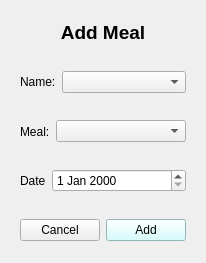
The window that home_ims/src/view/ui/popup/add_meal.ui (isaac-ucalgary/CPSC471_Fall2024_GroupProject) describes before a commit, drawn with Qt 5.
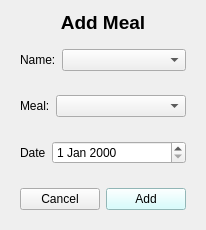
The same window after the commit.

```diff
--- a/home_ims/src/view/ui/popup/add_meal.ui
+++ b/home_ims/src/view/ui/popup/add_meal.ui
@@ -7,7 +7,7 @@
     <x>0</x>
     <y>0</y>
     <width>188</width>
-    <height>263</height>
+    <height>225</height>
    </rect>
   </property>
   <property name="windowTitle">
```
